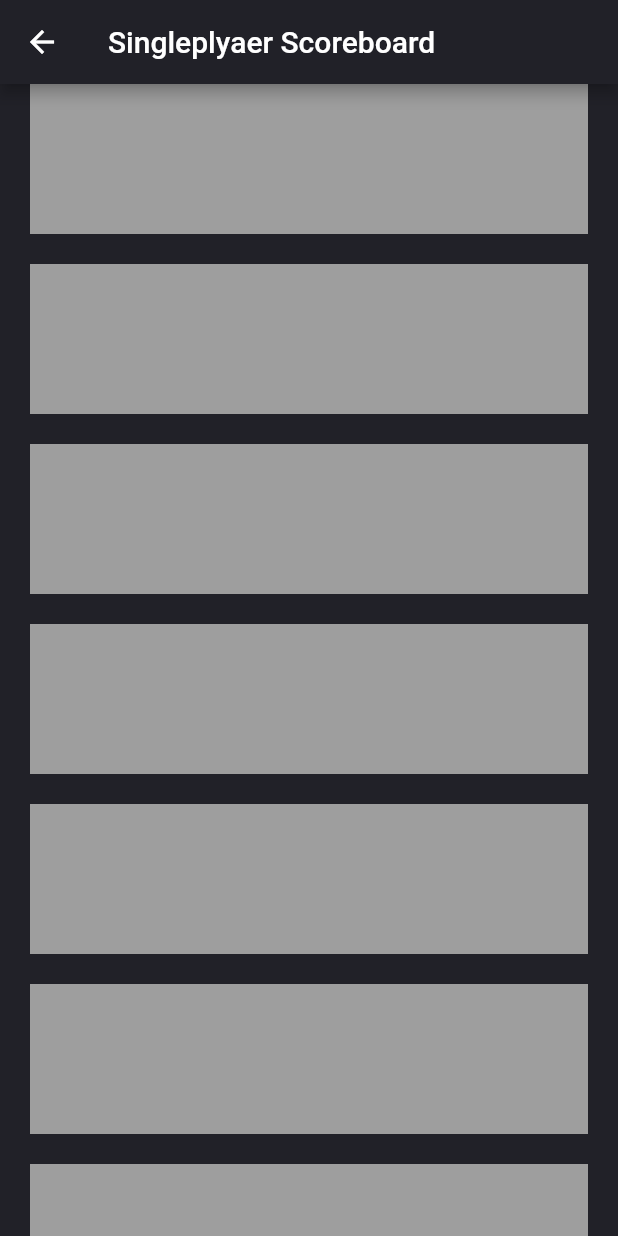
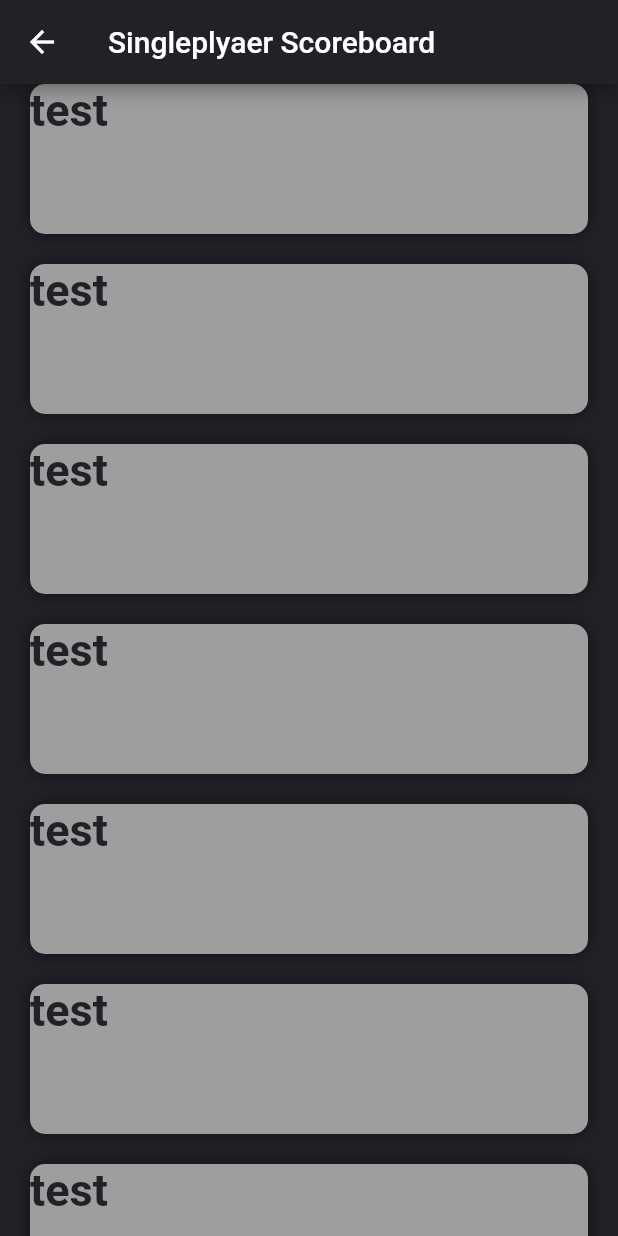
Before and after one commit to Mintra99/BachelorOppgave, a Flutter app: the ScoreboardPage screen opened directly, on a phone screen of 412 x 824 dp. Run offline on Flutter 3.47's test engine with Material 2 defaults, Android fonts, the phone set to English and light mode, and no system bars; Roboto replaces fonts that are missing (Avenir).

Commit message:
updated scoreboard

```diff
--- a/factgame/lib/models/global.dart
+++ b/factgame/lib/models/global.dart
@@ -4,3 +4,10 @@ Color darkGrayColor = new Color(0xFF212128);
 
 TextStyle globalTitleStyle = new TextStyle(
     fontFamily: 'Avenir', fontWeight: FontWeight.bold, fontSize: 40);
+
+TextStyle darkScoreboardName = new TextStyle(
+  fontFamily: 'Avenir',
+  fontWeight: FontWeight.bold,
+  color: darkGrayColor,
+  fontSize: 30,
+);
--- a/factgame/lib/models/widgets/scoreboard.dart
+++ b/factgame/lib/models/widgets/scoreboard.dart
@@ -1,12 +1,34 @@
 import 'package:flutter/material.dart';
 
+import '../global.dart';
+
 class Scoreboard extends StatelessWidget {
+  final String name;
+  Scoreboard({this.name});
   @override
   Widget build(BuildContext context) {
     return Container(
       margin: EdgeInsets.only(bottom: 20, left: 20, right: 20),
       height: 100,
-      color: Colors.grey,
+      decoration: BoxDecoration(
+        color: Colors.grey,
+        borderRadius: BorderRadius.all(Radius.circular(10)),
+        boxShadow: [
+          new BoxShadow(
+            color: Colors.black.withOpacity(0.5),
+            blurRadius: 10.0,
+          )
+        ]
+      ),
+      child: Row(
+        children: <Widget>[
+          Column(
+            children: <Widget>[
+              Text(name, style: darkScoreboardName,)
+            ],
+          )
+        ],
+      ),
     );
   }
 }
--- a/factgame/lib/scoreboard/singlep_scoreboard.dart
+++ b/factgame/lib/scoreboard/singlep_scoreboard.dart
@@ -61,7 +61,7 @@ class ScoreboardPage extends StatelessWidget {
   List<Widget> getList() {
     List<Scoreboard> list = [];
     for (int i = 0; i< 10; i++) {
-      list.add(Scoreboard());
+      list.add(Scoreboard(name: "test"));
     }
     return list;
   }
```
